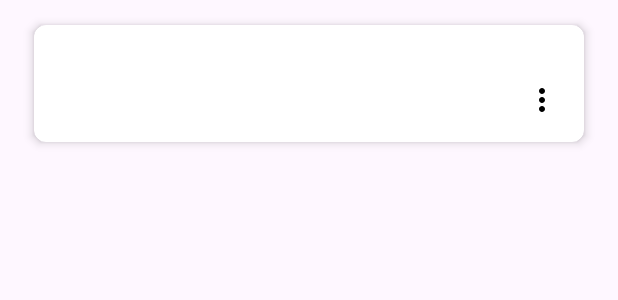
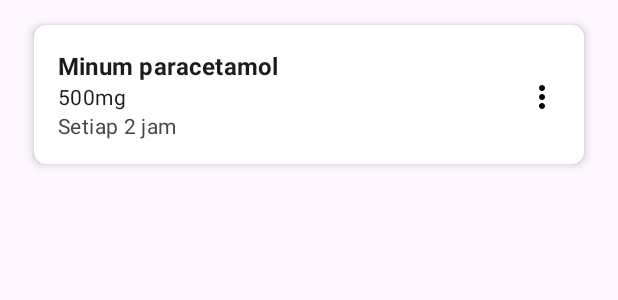
Before and after one commit to andyrhman/pantau-sehat, an Android app: the layout item_medication_group.xml on its own in the app's theme, with its tools: preview values and no code run, on a phone screen of 412 x 824 dp. Shown: the top 300 px of the screen. Run offline under Robolectric (Android 15) with nearby library versions, the phone set to English and light mode, and no system bars.

Commit message:
Fixed timer countdown issue and modifying the layout

```diff
--- a/app/src/main/java/com/example/pantausehat/data/Medication.java
+++ b/app/src/main/java/com/example/pantausehat/data/Medication.java
@@ -19,11 +19,11 @@ public class Medication {
     public String dosage;
 
     @ColumnInfo(name = "frequency")
-    public String frequency;    // e.g., "Twice a day"
+    public String frequency;
 
     @ColumnInfo(name = "hour")
-    public int hour;            // 0–23 from TimePicker
+    public int hour;
 
     @ColumnInfo(name = "minute")
-    public int minute;          // 0–59
+    public int minute;
 }
--- a/app/src/main/java/com/example/pantausehat/db/AppDatabase.java
+++ b/app/src/main/java/com/example/pantausehat/db/AppDatabase.java
@@ -9,7 +9,6 @@ import androidx.room.RoomDatabase;
 import com.example.pantausehat.data.Medication;
 import com.example.pantausehat.data.MedicationDao;
 
-// AppDatabase.java
 @Database(entities = {Medication.class}, version = 1)
 public abstract class AppDatabase extends RoomDatabase {
     private static volatile AppDatabase INSTANCE;
--- a/app/src/main/java/com/example/pantausehat/ui/BootReceiver.java
+++ b/app/src/main/java/com/example/pantausehat/ui/BootReceiver.java
@@ -24,12 +24,11 @@ public class BootReceiver extends BroadcastReceiver {
                 ctx.startActivity(i);
             }
 
-            // Do DB work off the main thread:
             new Thread(() -> {
                 List<Medication> meds = AppDatabase
                         .getInstance(ctx)
                         .medicationDao()
-                        .getAllSynchronously();      // your synchronous DAO method
+                        .getAllSynchronously();
 
                 MedAlarmManager.scheduleAll(ctx, meds);
             }).start();
--- a/app/src/main/java/com/example/pantausehat/ui/MedWorker.java
+++ b/app/src/main/java/com/example/pantausehat/ui/MedWorker.java
@@ -18,7 +18,6 @@ public class MedWorker extends Worker {
     @NonNull
     @Override
     public Result doWork() {
-        // Use proper Context from Worker
         Context context = getApplicationContext();
 
         AppDatabase db = AppDatabase.getInstance(context);
--- a/app/src/main/res/layout/activity_add_medication.xml
+++ b/app/src/main/res/layout/activity_add_medication.xml
@@ -18,6 +18,7 @@
             <com.google.android.material.textfield.TextInputEditText
                 android:id="@+id/etMedName"
                 android:layout_width="match_parent"
+                android:maxLength="38"
                 android:layout_height="wrap_content" />
 
         </com.google.android.material.textfield.TextInputLayout>
@@ -31,6 +32,7 @@
             <com.google.android.material.textfield.TextInputEditText
                 android:id="@+id/etDosage"
                 android:layout_width="match_parent"
+                android:maxLength="7"
                 android:layout_height="wrap_content" />
 
         </com.google.android.material.textfield.TextInputLayout>
--- a/app/src/main/res/layout/item_medication_group.xml
+++ b/app/src/main/res/layout/item_medication_group.xml
@@ -10,28 +10,58 @@
     app:cardElevation="4dp"
     app:cardUseCompatPadding="true">
 
-    <LinearLayout
-        android:orientation="vertical"
+    <androidx.constraintlayout.widget.ConstraintLayout
         android:layout_width="match_parent"
         android:layout_height="wrap_content"
         android:padding="16dp">
 
+        <!-- 1) Medication name -->
         <TextView
-            android:id="@+id/tvGroupTitle"
-            android:layout_width="wrap_content"
+            android:id="@+id/tvGroupName"
+            android:layout_width="0dp"
             android:layout_height="wrap_content"
+            android:text="Minum paracetamol"
             android:textAppearance="?attr/textAppearanceSubtitle1"
             android:textStyle="bold"
-            android:textColor="?attr/colorOnSurface" />
+            app:layout_constraintStart_toStartOf="parent"
+            app:layout_constraintEnd_toEndOf="parent"
+            app:layout_constraintTop_toTopOf="parent"/>
+
+        <!-- 2) Dosage + overflow menu in one row -->
+        <TextView
+            android:id="@+id/tvGroupDosage"
+            android:layout_width="0dp"
+            android:layout_height="wrap_content"
+            android:text="500mg"
+            android:textAppearance="?attr/textAppearanceBody2"
+            app:layout_constraintStart_toStartOf="parent"
+            app:layout_constraintTop_toBottomOf="@id/tvGroupName"
+            app:layout_constraintBottom_toTopOf="@id/tvGroupFreq"
+            app:layout_constraintEnd_toStartOf="@+id/ivGroupMenu"
+            android:layout_marginEnd="8dp"/>
 
         <ImageView
             android:id="@+id/ivGroupMenu"
             android:layout_width="24dp"
             android:layout_height="24dp"
-            android:layout_gravity="end"
-            android:contentDescription="Item Schedule"
-            app:srcCompat="@drawable/baseline_more_vert_24"/>
+            android:contentDescription="Menu jadwal"
+            app:srcCompat="@drawable/baseline_more_vert_24"
+            app:layout_constraintEnd_toEndOf="parent"
+            app:layout_constraintTop_toTopOf="@id/tvGroupDosage"
+            app:layout_constraintBottom_toBottomOf="@id/tvGroupDosage"/>
 
+        <!-- 3) Frequency on its own row -->
+        <TextView
+            android:id="@+id/tvGroupFreq"
+            android:layout_width="0dp"
+            android:layout_height="wrap_content"
+            android:text="Setiap 2 jam"
+            android:textAppearance="?attr/textAppearanceBody2"
+            android:textColor="?attr/colorOnSurfaceVariant"
+            app:layout_constraintStart_toStartOf="parent"
+            app:layout_constraintEnd_toEndOf="parent"
+            app:layout_constraintTop_toBottomOf="@id/tvGroupDosage"
+            app:layout_constraintBottom_toBottomOf="parent"/>
 
-    </LinearLayout>
+    </androidx.constraintlayout.widget.ConstraintLayout>
 </androidx.cardview.widget.CardView>
```
Also changed, not shown: app/src/main/java/com/example/pantausehat/ui/AddMedicationActivity.java (+9 -3 lines), app/src/main/java/com/example/pantausehat/ui/AlarmReceiver.java (+0 -94 lines), app/src/main/java/com/example/pantausehat/ui/MainActivity.java (+40 -44 lines), app/src/main/java/com/example/pantausehat/ui/MedicationAdapter.java (deleted, +0 -96 lines), app/src/main/java/com/example/pantausehat/ui/MyExpandableAdapter.java (+16 -4 lines), app/src/main/java/com/example/pantausehat/util/MedAlarmManager.java (+1 -9 lines), app/src/main/res/layout/activity_main.xml (+15 -14 lines).
